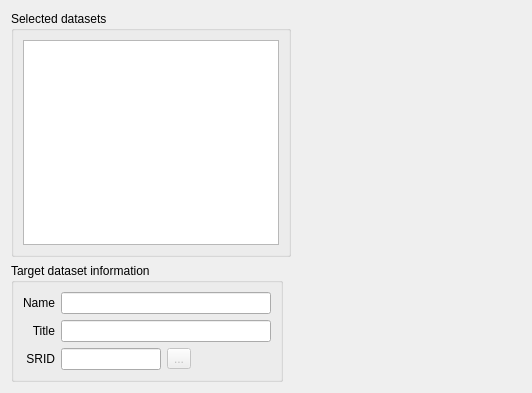
Above: src/terralib/qt/widgets/exchanger/ui/DataSetOptionsWizardPageForm.ui from claudiobogossian/terralib5 before the change. Below: the same form after it.
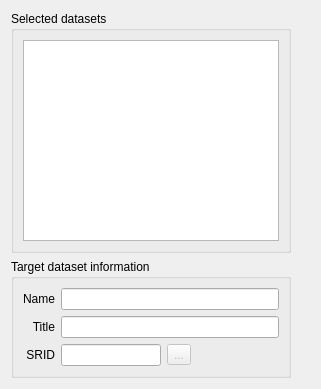
That is the form after the change.

Commit message: added simple mode option for data exchanger

What changed in the file:
```diff
--- a/src/terralib/qt/widgets/exchanger/ui/DataSetOptionsWizardPageForm.ui
+++ b/src/terralib/qt/widgets/exchanger/ui/DataSetOptionsWizardPageForm.ui
@@ -6,8 +6,8 @@
    <rect>
     <x>0</x>
     <y>0</y>
-    <width>532</width>
-    <height>393</height>
+    <width>321</width>
+    <height>389</height>
    </rect>
   </property>
   <property name="focusPolicy">
@@ -22,21 +22,11 @@
   <property name="subTitle">
    <string>You can provide more information on how the datasets will be transferred and mapped to the target data source</string>
   </property>
-  <layout class="QGridLayout" name="gridLayout_12">
+  <layout class="QGridLayout" name="gridLayout_8">
    <item row="0" column="0">
-    <layout class="QGridLayout" name="gridLayout_11">
-     <item row="0" column="0">
-      <layout class="QGridLayout" name="gridLayout_10">
-       <item row="0" column="0">
-        <layout class="QGridLayout" name="gridLayout_9">
+    <layout class="QGridLayout" name="gridLayout_7">
          <item row="0" column="0">
           <widget class="QGroupBox" name="groupBox_2">
-           <property name="sizePolicy">
-            <sizepolicy hsizetype="Fixed" vsizetype="Preferred">
-             <horstretch>0</horstretch>
-             <verstretch>0</verstretch>
-            </sizepolicy>
-           </property>
            <property name="title">
             <string>Selected datasets</string>
            </property>
@@ -51,14 +41,18 @@
            </layout>
           </widget>
          </item>
+     <item row="0" column="1">
+      <widget class="QWidget" name="m_dataSetWidget" native="true">
+       <property name="sizePolicy">
+        <sizepolicy hsizetype="MinimumExpanding" vsizetype="Preferred">
+         <horstretch>0</horstretch>
+         <verstretch>0</verstretch>
+        </sizepolicy>
+       </property>
+      </widget>
+     </item>
          <item row="1" column="0">
           <widget class="QGroupBox" name="groupBox">
-           <property name="sizePolicy">
-            <sizepolicy hsizetype="Fixed" vsizetype="Preferred">
-             <horstretch>0</horstretch>
-             <verstretch>0</verstretch>
-            </sizepolicy>
-           </property>
            <property name="title">
             <string>Target dataset information</string>
            </property>
@@ -168,21 +162,7 @@
            </layout>
           </widget>
          </item>
-        </layout>
-       </item>
-       <item row="0" column="1">
-        <layout class="QGridLayout" name="gridLayout_8">
-         <item row="0" column="0">
-          <widget class="QWidget" name="m_dataSetWidget" native="true">
-           <property name="sizePolicy">
-            <sizepolicy hsizetype="MinimumExpanding" vsizetype="Preferred">
-             <horstretch>0</horstretch>
-             <verstretch>0</verstretch>
-            </sizepolicy>
-           </property>
-          </widget>
-         </item>
-         <item row="1" column="0">
+     <item row="1" column="1">
           <widget class="QWidget" name="m_constraintWidget" native="true">
            <property name="sizePolicy">
             <sizepolicy hsizetype="MinimumExpanding" vsizetype="Preferred">
@@ -191,10 +171,6 @@
             </sizepolicy>
            </property>
           </widget>
-         </item>
-        </layout>
-       </item>
-      </layout>
      </item>
     </layout>
    </item>
```
Lines whose indentation alone changed are shown as unchanged. The commit also changes 3 other files.
